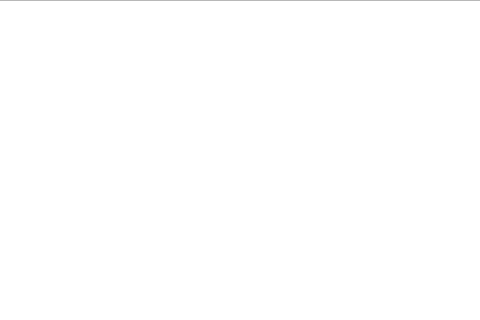
The window that pacman/mainwindow.ui (SofiaFigueroa/cse165-pacman) describes before a commit, drawn with Qt 5; both pictures show x 132 to 612 and y 0 to 320 of the 723 by 567 pixel window.
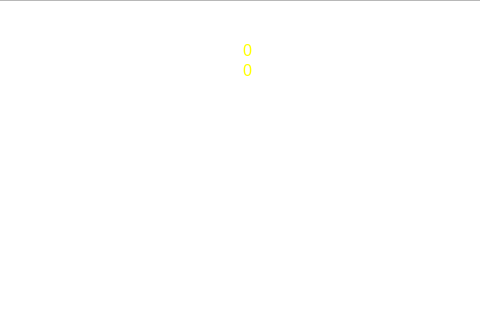
The same window after the commit.

Diff of the .ui file:
```diff
--- a/pacman/mainwindow.ui
+++ b/pacman/mainwindow.ui
@@ -36,6 +36,74 @@
      </size>
     </property>
    </widget>
+   <widget class="QLabel" name="hiscoreLabel">
+    <property name="geometry">
+     <rect>
+      <x>310</x>
+      <y>60</y>
+      <width>70</width>
+      <height>21</height>
+     </rect>
+    </property>
+    <property name="styleSheet">
+     <string notr="true">color:white;
+font-size:16px;</string>
+    </property>
+    <property name="text">
+     <string>HiScore:</string>
+    </property>
+   </widget>
+   <widget class="QLabel" name="timerLabel2">
+    <property name="geometry">
+     <rect>
+      <x>375</x>
+      <y>60</y>
+      <width>60</width>
+      <height>20</height>
+     </rect>
+    </property>
+    <property name="styleSheet">
+     <string notr="true">color:yellow;
+font-size:16px;</string>
+    </property>
+    <property name="text">
+     <string>0</string>
+    </property>
+   </widget>
+   <widget class="QLabel" name="scoreLabel">
+    <property name="geometry">
+     <rect>
+      <x>310</x>
+      <y>40</y>
+      <width>70</width>
+      <height>21</height>
+     </rect>
+    </property>
+    <property name="styleSheet">
+     <string notr="true">color:white;
+font-size:16px;</string>
+    </property>
+    <property name="text">
+     <string>Score: </string>
+    </property>
+   </widget>
+   <widget class="QLabel" name="timerLabel">
+    <property name="geometry">
+     <rect>
+      <x>375</x>
+      <y>40</y>
+      <width>60</width>
+      <height>20</height>
+     </rect>
+    </property>
+    <property name="styleSheet">
+     <string notr="true">color:yellow;
+font-size:16px;</string>
+    </property>
+    <property name="text">
+     <string>0</string>
+    </property>
+   </widget>
   </widget>
   <widget class="QMenuBar" name="menubar">
    <property name="geometry">
```
Left out of the diff: 2 changed lines with no effect on the pictures.
